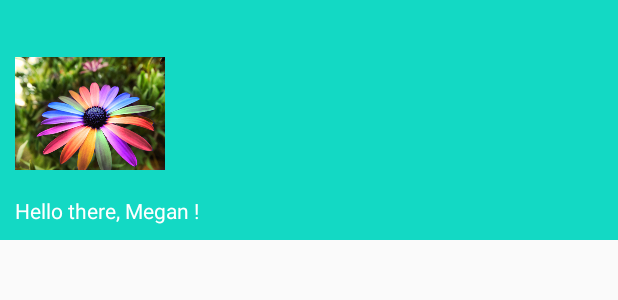
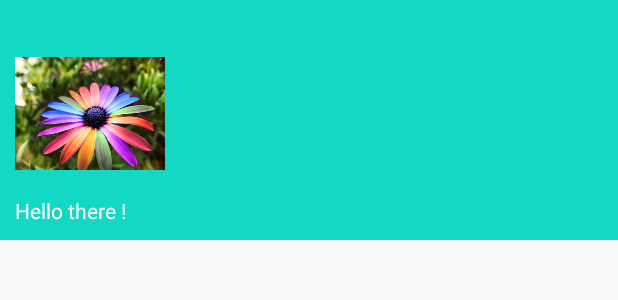
Before and after one commit to courtneyrae23/BeeCalm, an Android app: the layout nav_header_side_bar.xml on its own in the app's theme, with its tools: preview values and no code run, on a phone screen of 412 x 824 dp. Shown: the top 300 px of the screen. Run offline under Robolectric (Android 15) with nearby library versions, the phone set to English and light mode, and no system bars.

Commit message:
changed sidebar title and renamed accupressure

```diff
--- a/BeeCalm/mobile/src/main/res/layout/nav_header_side_bar.xml
+++ b/BeeCalm/mobile/src/main/res/layout/nav_header_side_bar.xml
@@ -22,7 +22,7 @@
         android:layout_width="match_parent"
         android:layout_height="wrap_content"
         android:paddingTop="@dimen/nav_header_vertical_spacing"
-        android:text="Hello there, Megan !"
+        android:text="Hello there !"
         android:textAppearance="@style/TextAppearance.AppCompat.Body1" />
 
 
--- a/BeeCalm/mobile/src/main/res/menu/activity_side_bar_drawer.xml
+++ b/BeeCalm/mobile/src/main/res/menu/activity_side_bar_drawer.xml
@@ -23,8 +23,8 @@
             android:icon="@mipmap/ic_yoga"
             android:title="Yoga" />
         <item
-            android:id="@+id/nav_acupuncture"
-            android:icon="@mipmap/ic_acupuncture"
+            android:id="@+id/nav_acupressure"
+            android:icon="@mipmap/ic_acupressure"
             android:title="Acupuncture" />
 
     </group>
```
Also changed, not shown: BeeCalm/mobile/src/main/res/mipmap-xxhdpi/ic_acupressure.png (renamed from BeeCalm/mobile/src/main/res/mipmap-xxhdpi/ic_acupuncture.png).
